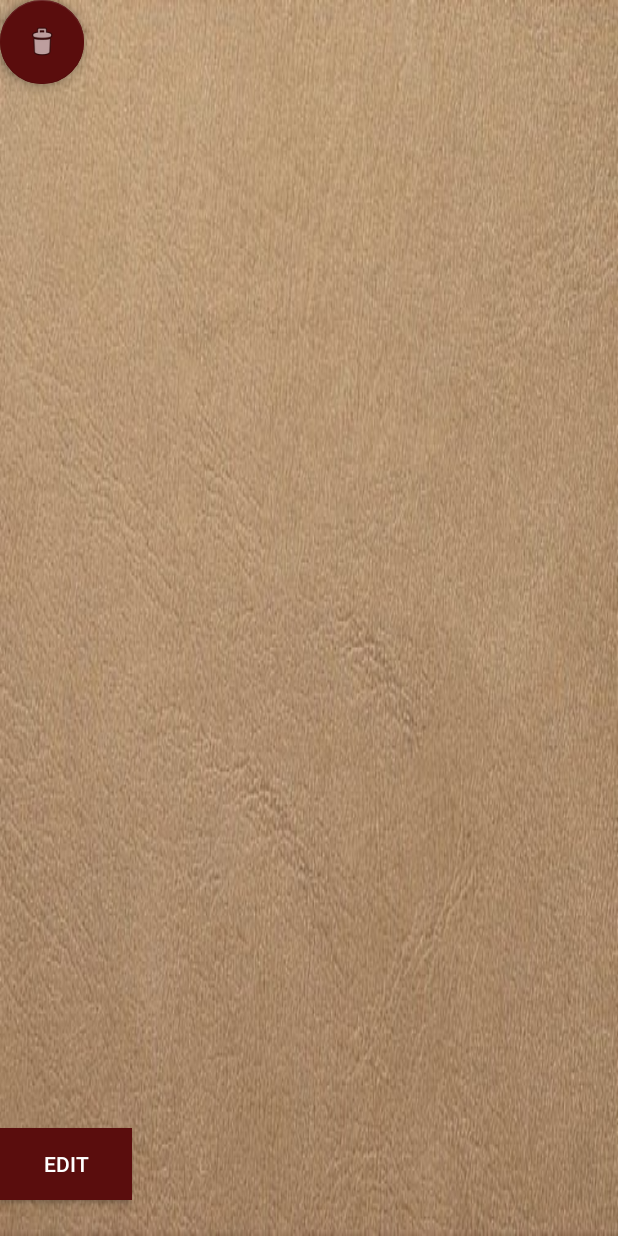
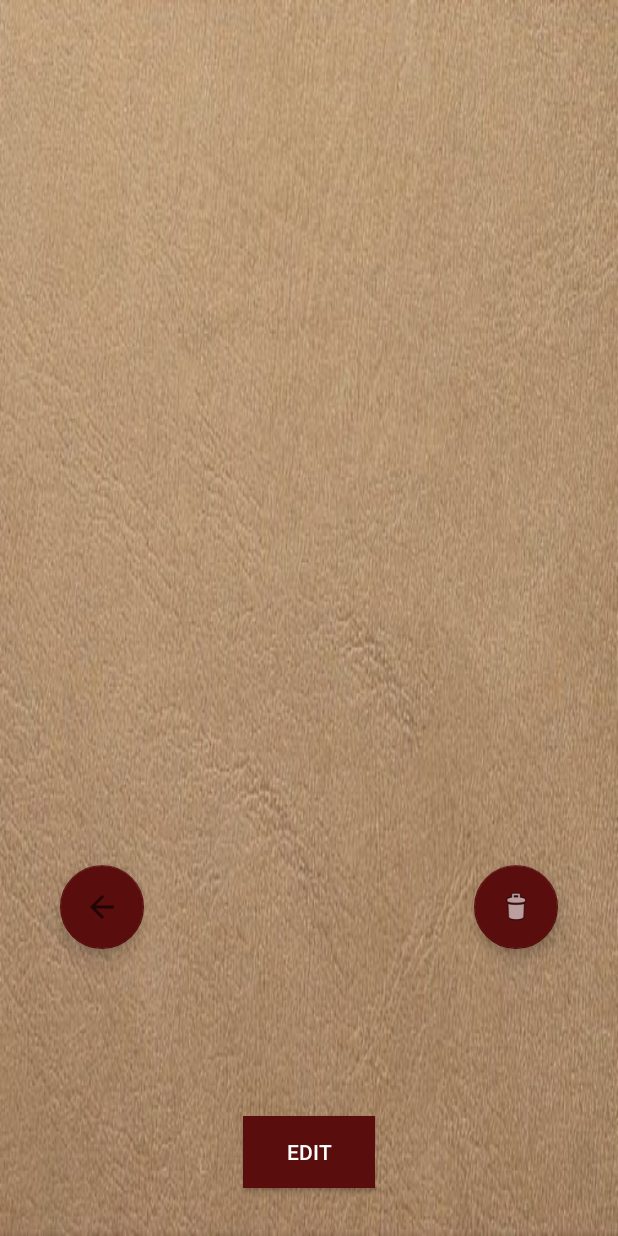
Before and after one commit to PatrickG07/F-P-KKS, an Android app: the layout activity_edit.xml on its own in the app's theme, with its tools: preview values and no code run, on a phone screen of 412 x 824 dp. Run offline under Robolectric (Android 15) with nearby library versions, the phone set to English and light mode, and no system bars.

Commit message:
updating edit

```diff
--- a/FPKKS/app/src/main/res/layout/activity_edit.xml
+++ b/FPKKS/app/src/main/res/layout/activity_edit.xml
@@ -23,12 +23,15 @@
         android:id="@+id/btnEdit"
         android:layout_width="wrap_content"
         android:layout_height="wrap_content"
-        android:layout_marginBottom="24dp"
+        android:layout_marginBottom="32dp"
+        android:layout_marginEnd="16dp"
+        android:layout_marginStart="16dp"
         android:background="#5a0d0d"
         android:text="Edit"
         android:textColor="#fff"
         app:layout_constraintBottom_toBottomOf="parent"
-        tools:layout_editor_absoluteX="148dp" />
+        app:layout_constraintEnd_toStartOf="@+id/btnDelete"
+        app:layout_constraintStart_toEndOf="@+id/btnBack" />
 
     <ListView
         android:id="@+id/lvAncer"
@@ -60,18 +63,22 @@
         android:id="@+id/btnBack"
         android:layout_width="wrap_content"
         android:layout_height="wrap_content"
+        android:layout_marginStart="40dp"
+        android:layout_marginTop="20dp"
         android:clickable="true"
-        app:srcCompat="?attr/homeAsUpIndicator"
-        tools:layout_editor_absoluteX="59dp"
-        tools:layout_editor_absoluteY="439dp" />
+        app:layout_constraintStart_toStartOf="parent"
+        app:layout_constraintTop_toBottomOf="@+id/lvAncer"
+        app:srcCompat="?attr/homeAsUpIndicator" />
 
     <android.support.design.widget.FloatingActionButton
         android:id="@+id/btnDelete"
         android:layout_width="wrap_content"
         android:layout_height="wrap_content"
+        android:layout_marginEnd="40dp"
+        android:layout_marginTop="20dp"
         android:clickable="true"
-        app:srcCompat="@android:drawable/ic_menu_delete"
-        tools:layout_editor_absoluteX="285dp"
-        tools:layout_editor_absoluteY="439dp" />
+        app:layout_constraintEnd_toEndOf="parent"
+        app:layout_constraintTop_toBottomOf="@+id/lvAncer"
+        app:srcCompat="@android:drawable/ic_menu_delete" />
 
 </android.support.constraint.ConstraintLayout>
```
